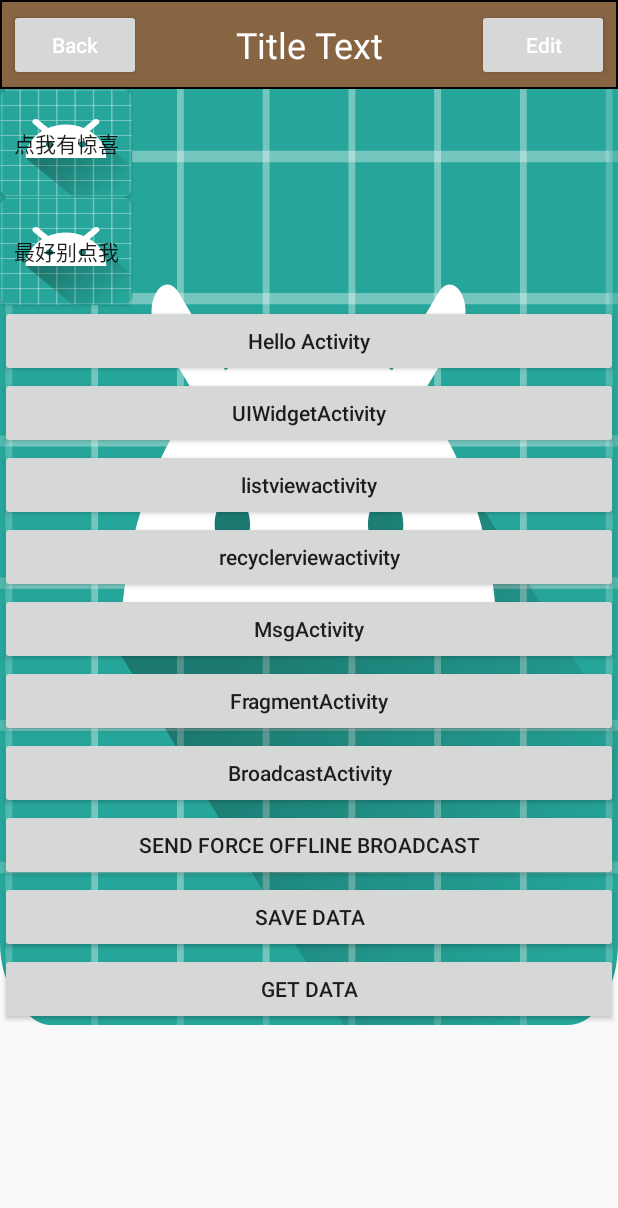
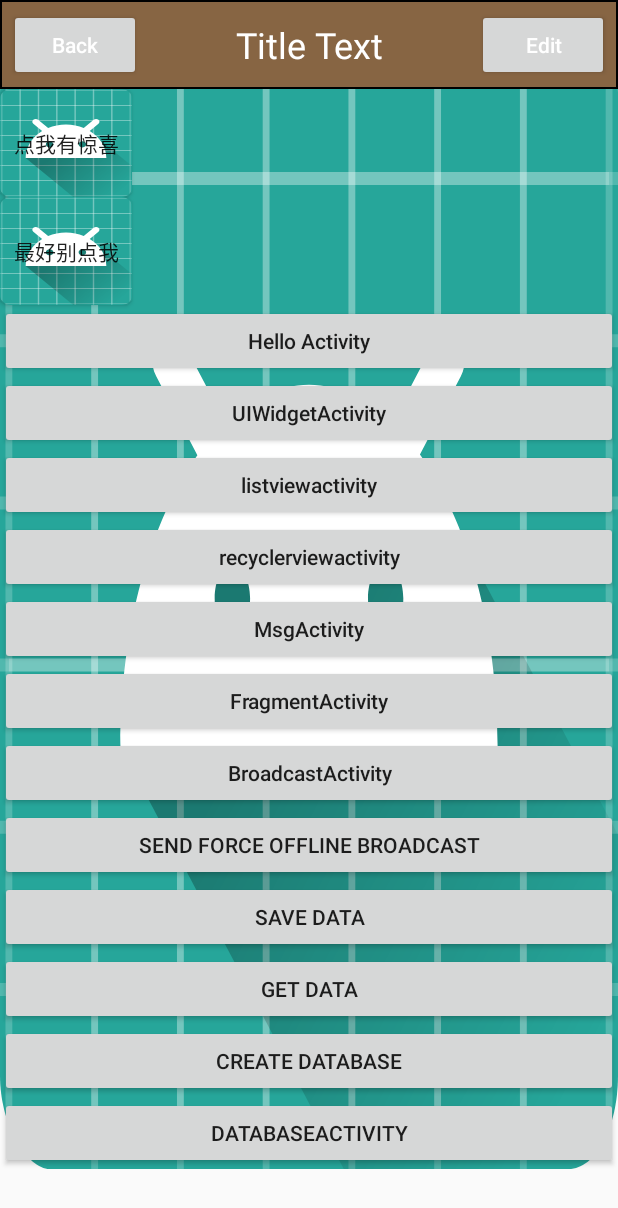
Before and after one commit to zhangyuanqiao93/HelloWorld1, an Android app: the MainActivity screen opened directly, with no data from a screen before it, on a phone screen of 412 x 824 dp. Shown: the top 1208 px of the screen. Run offline under Robolectric (Android 15) with nearby library versions, the phone set to English and light mode, and no system bars.

Commit message:
android SQLite 学习，学习框架的使用Litepal

```diff
--- a/app/build.gradle
+++ b/app/build.gradle
@@ -36,4 +36,6 @@ dependencies {
     implementation 'com.android.support:appcompat-v7:26.0.0-beta1'
     implementation 'com.android.support:design:26.0.0-beta1'
     implementation 'com.android.support:cardview-v7:26.0.0-beta1'
+    //litepal数据库引用库
+    implementation 'org.litepal.android:core:1.6.1'
 }
--- a/app/src/main/java/com/bridge/helloworld/MainActivity.java
+++ b/app/src/main/java/com/bridge/helloworld/MainActivity.java
@@ -1,8 +1,8 @@
 package com.bridge.helloworld;
 
-import android.content.BroadcastReceiver;
 import android.content.Intent;
 import android.content.SharedPreferences;
+import android.database.sqlite.SQLiteDatabase;
 import android.support.v7.app.ActionBar;
 import android.os.Bundle;
 import android.util.Log;
@@ -11,6 +11,7 @@ import android.widget.Button;
 import android.widget.Toast;
 
 import com.bridge.helloworld.activity.BroadcastActivity;
+import com.bridge.helloworld.activity.DatabaseActivity;
 import com.bridge.helloworld.activity.FirstActivity;
 import com.bridge.helloworld.activity.FragmentActivity;
 import com.bridge.helloworld.activity.HelloActivity;
@@ -19,6 +20,7 @@ import com.bridge.helloworld.activity.MsgActivity;
 import com.bridge.helloworld.activity.RecycleActivity;
 import com.bridge.helloworld.activity.UIWidgetActivity;
 import com.bridge.helloworld.util.BaseActivity;
+import com.bridge.helloworld.database.MyDatabaseHelper;
 
 import java.sql.BatchUpdateException;
 
@@ -29,11 +31,16 @@ import java.sql.BatchUpdateException;
  * author： Bridge
  */
 public class MainActivity extends BaseActivity {
+
     private Button button1,button2,button3,button4,button5,button6,button7,button8,button9;
 
     private Button forceOffLine;
     private Button save_data;
     private Button get_data;
+    private Button create_db;
+    private MyDatabaseHelper dbHelper;
+    private Button database_act;//DatabaseActivity
+
 
     private static final String TAG = "MainActivity";//快捷键:logt + tab or enter
     @Override
@@ -68,6 +75,26 @@ public class MainActivity extends BaseActivity {
         forceOffLine = findViewById(R.id.force_offline);//强制下线
         save_data = findViewById(R.id.save_data);//存储数据
         get_data = findViewById(R.id.get_data);//获取SharedPreferences.Editor对象存储的数据
+        create_db = findViewById(R.id.create_db);//创建数据库
+        database_act = findViewById(R.id.database_activity);
+        database_act.setOnClickListener(new View.OnClickListener() {
+            @Override
+            public void onClick(View v) {
+                Log.d(TAG, "onClick: DatabaseActivity");
+                Intent intent = new Intent(MainActivity.this,DatabaseActivity.class);
+                startActivity(intent);
+            }
+        });
+
+        dbHelper = new MyDatabaseHelper(this,"BookStore.db",null,2);
+
+        create_db.setOnClickListener(new View.OnClickListener() {
+            @Override
+            public void onClick(View v) {
+                Log.d(TAG, "onClick: 开始创建数据库");
+                SQLiteDatabase writableDatabase = dbHelper.getWritableDatabase();
+            }
+        });
         get_data.setOnClickListener(new View.OnClickListener() {
             @Override
             public void onClick(View v) {
@@ -112,7 +139,7 @@ public class MainActivity extends BaseActivity {
         button9.setOnClickListener(new View.OnClickListener() {
             @Override
             public void onClick(View v) {
-                Log.d(TAG, "onClick: BroadcatActivity");
+                Log.d(TAG, "onClick: BroadcastActivity");
                 Intent intent = new Intent(MainActivity.this,BroadcastActivity.class);
                 startActivity(intent);
             }
--- a/app/src/main/java/com/bridge/helloworld/activity/Login2Activity.java
+++ b/app/src/main/java/com/bridge/helloworld/activity/Login2Activity.java
@@ -5,7 +5,6 @@ import android.content.SharedPreferences;
 import android.os.Bundle;
 import android.preference.PreferenceManager;
 import android.util.Log;
-import android.view.SurfaceHolder;
 import android.view.View;
 import android.widget.Button;
 import android.widget.CheckBox;
@@ -70,9 +69,6 @@ public class Login2Activity extends BaseActivity {
                 //如果账号admin,密码123456表示登录成功
 
 
-                /**
-                 * 数据应该动态从数据库读取，此处模拟数据
-                 */
                 if (account.equals("admin") && password.equals("123456")){
                     Log.e(TAG, "onClick: 登录成功!");
                     Log.e(TAG, "onClick: -->打印输入的账号: " + account );
@@ -84,6 +80,7 @@ public class Login2Activity extends BaseActivity {
                         editor.putString("account",account);
                         editor.putString("password",password);
                     }else {
+                        //不选择记住密码，则清空文本框的账号和密码文本
                         editor.clear();
                     }
                     editor.apply();
--- /dev/null
+++ b/app/src/main/java/com/bridge/helloworld/database/MyDatabaseHelper.java
@@ -0,0 +1,70 @@
+package com.bridge.helloworld.database;
+
+import android.content.Context;
+import android.database.DatabaseErrorHandler;
+import android.database.sqlite.SQLiteDatabase;
+import android.database.sqlite.SQLiteOpenHelper;
+import android.util.Log;
+import android.widget.Toast;
+
+/**
+ * Created by Bridge on 2017/12/28.
+ *
+ */
+
+/**
+ * SQLite数据库实例
+ */
+public class MyDatabaseHelper extends SQLiteOpenHelper {
+    private Context mContext;
+
+    private static final String TAG = "MyDatabaseHelper";
+    private static final String CREATE_BOOK = "create table Book ("
+            + "id Integer primary key  autoincrement," +
+            "price real," +
+            "author text," +
+            "name text," +
+            "pages integer)";
+
+    private static final String CREATE_CATEGORY = "create table Category ("
+            + "id Integer primary key  autoincrement," +
+            "category_name text," +
+            "category_code integer)";
+
+    public MyDatabaseHelper(Context context, String name, SQLiteDatabase.CursorFactory factory, int version) {
+        super(context, name, factory, version);
+        mContext = context;
+    }
+
+    public MyDatabaseHelper(Context context, String name, SQLiteDatabase.CursorFactory factory, int version, DatabaseErrorHandler errorHandler) {
+        super(context, name, factory, version, errorHandler);
+    }
+
+
+    //重写两个方法1
+    @Override
+    public void onCreate(SQLiteDatabase db) {
+        db.execSQL(CREATE_BOOK);//创建一个数据表CREATE_BOOK
+        db.execSQL(CREATE_CATEGORY);//创建一个数据表CREATE_CATEGORY
+        Log.d(TAG, "onCreate: " + CREATE_BOOK + "----create succeeded-----");
+        Toast.makeText(mContext,"Create Succeeded",Toast.LENGTH_SHORT).show();
+    }
+
+
+    //重写两个方法2
+    @Override
+    public void onUpgrade(SQLiteDatabase db, int oldVersion, int newVersion) {
+        //更新数据库逻辑操作
+        db.execSQL("drop table if exists Book");
+        db.execSQL("drop table if exists Category");
+        onCreate(db);
+    }
+
+    @Override
+    public void onDowngrade(SQLiteDatabase db, int oldVersion, int newVersion) {
+        super.onDowngrade(db, oldVersion, newVersion);
+        db.getVersion();
+        Log.d(TAG, "onDowngrade: " + db.getVersion());
+        db.needUpgrade(2);
+    }
+}
--- a/app/src/main/res/layout/activity_main.xml
+++ b/app/src/main/res/layout/activity_main.xml
@@ -7,6 +7,15 @@
     android:background="@mipmap/ic_launcher"
     tools:context="com.bridge.helloworld.MainActivity">
 
+    <ScrollView
+        android:layout_width="match_parent"
+        android:layout_height="wrap_content">
+
+   <LinearLayout
+       android:layout_width="match_parent"
+       android:layout_height="wrap_content"
+       android:orientation="vertical">
+
     <!--引入自定义布局-->
     <!--<include layout="@layout/title"/>-->
 
@@ -15,7 +24,6 @@
         android:layout_width="match_parent"
         android:layout_height="wrap_content">
     </com.bridge.helloworld.util.TitleLayout>
-
 
     <Button
         android:id="@+id/btn1"
@@ -85,8 +93,7 @@
         android:id="@+id/force_offline"
         android:layout_width="match_parent"
         android:layout_height="wrap_content"
-        android:text="@string/send_force_offline_broadcast"
-        />
+        android:text="@string/send_force_offline_broadcast" />
 
     <Button
     android:id="@+id/save_data"
@@ -99,6 +106,22 @@
         android:id="@+id/get_data"
         android:layout_width="match_parent"
         android:layout_height="wrap_content"
-        android:text="@string/get_data"
-        />
+        android:text="@string/get_data" />
+
+
+    <Button
+        android:id="@+id/create_db"
+        android:layout_width="match_parent"
+        android:layout_height="wrap_content"
+        android:text="@string/create_db" />
+
+    <Button
+        android:id="@+id/database_activity"
+        android:layout_width="match_parent"
+        android:layout_height="wrap_content"
+        android:text="@string/databaseactivity" />
+
+    </LinearLayout>
+    </ScrollView>
+
 </LinearLayout>
--- a/app/src/main/res/values/strings.xml
+++ b/app/src/main/res/values/strings.xml
@@ -54,6 +54,13 @@
     <string name="save_data">Save Data</string>
     <string name="get_data">Get DATA</string>
     <string name="remember_password">Remember Password</string>
+    <string name="add_data">ADD DATA</string>
+    <string name="databaseactivity">DatabaseActivity</string>
+    <string name="update_data">Update Data</string>
+    <string name="delete_data">Delete Data</string>
+    <string name="query_data">Query Data</string>
+    <string name="create_db">Create Database</string>
+    <string name="create_db1">Create Litepal DB</string>
 
 
 </resources>
```
Also changed, not shown: app/src/main/AndroidManifest.xml (+11 -9 lines), app/src/main/assets/litepal.xml (added, +10 -0 lines), app/src/main/java/com/bridge/helloworld/activity/DatabaseActivity.java (added, +137 -0 lines), app/src/main/java/com/bridge/helloworld/entity/Book.java (added, +59 -0 lines), app/src/main/res/layout/activity_database.xml (added, +50 -0 lines).
